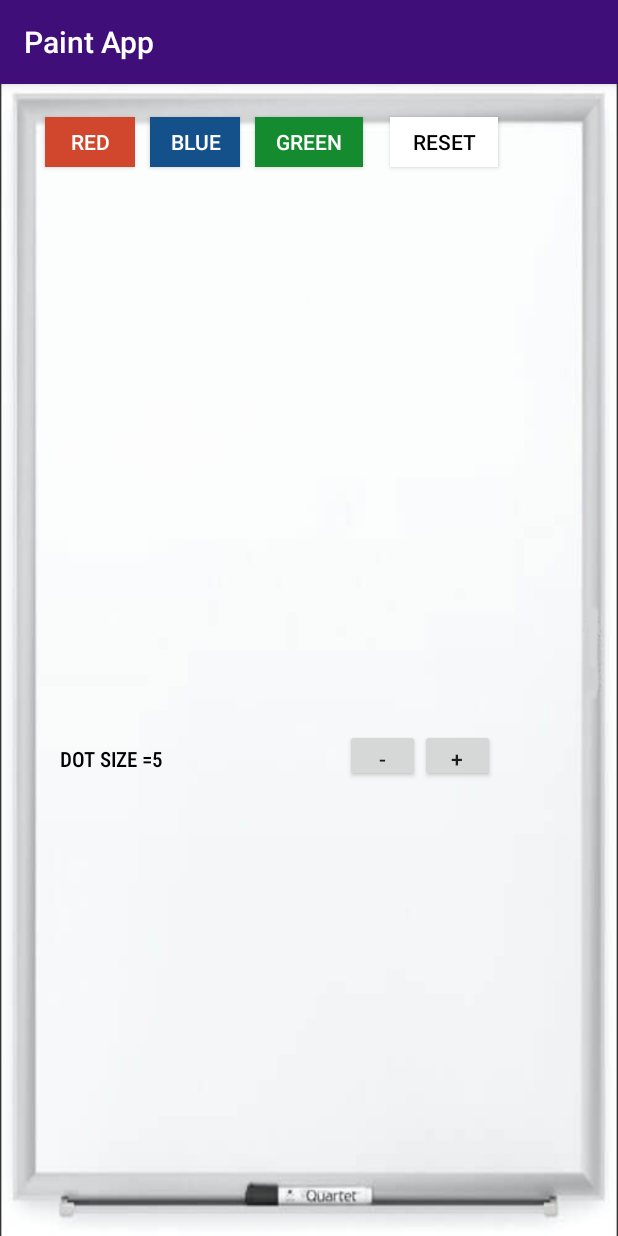
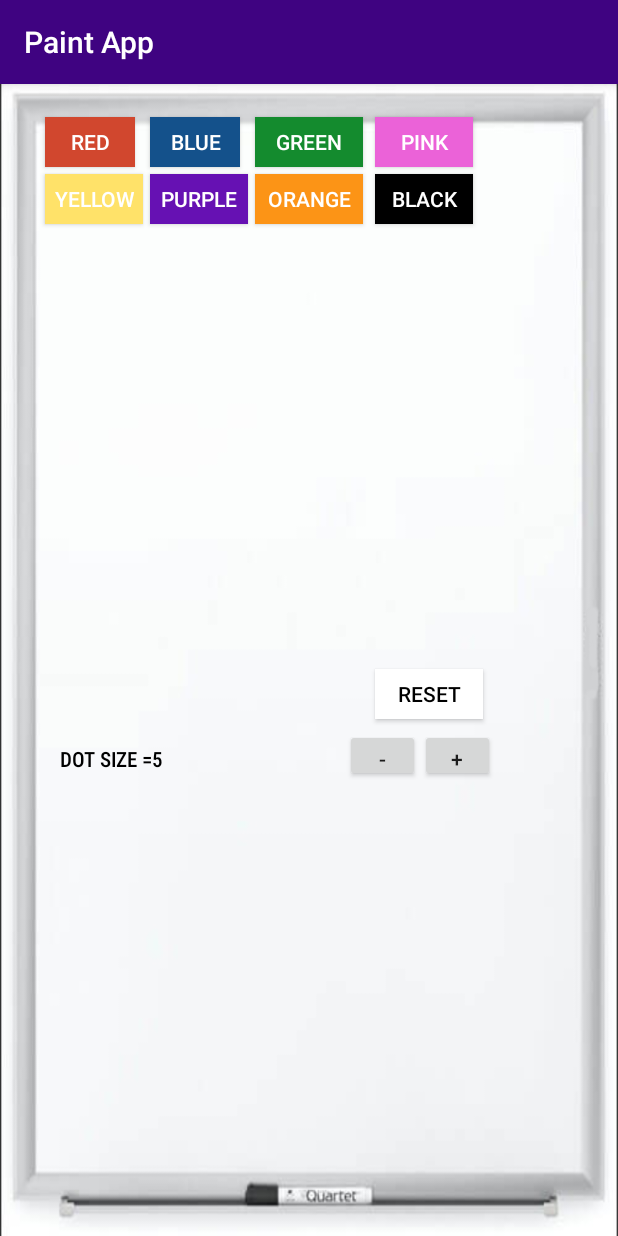
Before and after one commit to aliang30/CS441---Android-Project-2, an Android app: the screen it shows after launch (MainActivity), on a phone screen of 412 x 824 dp. Run offline under Robolectric (Android 15) with nearby library versions, the phone set to English and light mode, and no system bars.

Commit message:
Added more color buttons

```diff
--- a/app/src/main/res/layout/activity_main.xml
+++ b/app/src/main/res/layout/activity_main.xml
@@ -38,11 +38,61 @@
         android:text="GREEN" />
 
     <Button
+    android:id="@+id/orange_b"
+    android:layout_width="72dp"
+    android:layout_height="33dp"
+    android:layout_marginLeft="170dp"
+    android:layout_marginTop="60dp"
+    android:background="#FC9416"
+    android:textColor="@android:color/white"
+    android:text="ORANGE" />
+
+    <Button
+        android:id="@+id/purple_b"
+        android:layout_width="65dp"
+        android:layout_height="33dp"
+        android:layout_marginLeft="100dp"
+        android:layout_marginTop="60dp"
+        android:background="#6611B3"
+        android:textColor="@android:color/white"
+        android:text="PURPLE" />
+
+    <Button
+        android:id="@+id/yellow_b"
+        android:layout_width="65dp"
+        android:layout_height="33dp"
+        android:layout_marginLeft="30dp"
+        android:layout_marginTop="60dp"
+        android:background="#FFE269"
+        android:textColor="@android:color/white"
+        android:text="YELLOW" />
+
+    <Button
+        android:id="@+id/pink_b"
+        android:layout_width="65dp"
+        android:layout_height="33dp"
+        android:layout_marginLeft="250dp"
+        android:layout_marginTop="22dp"
+        android:background="#EB62D8"
+        android:textColor="@android:color/white"
+        android:text="PINK" />
+
+    <Button
+        android:id="@+id/black_b"
+        android:layout_width="65dp"
+        android:layout_height="33dp"
+        android:layout_marginLeft="250dp"
+        android:layout_marginTop="60dp"
+        android:background="#000000"
+        android:textColor="@android:color/white"
+        android:text="BLACK" />
+
+    <Button
         android:id="@+id/reset_b"
         android:layout_width="72dp"
         android:layout_height="33dp"
-        android:layout_marginLeft="260dp"
-        android:layout_marginTop="22dp"
+        android:layout_marginLeft="250dp"
+        android:layout_marginTop="390dp"
         android:background="#FFFFFF"
         android:textColor="#000000"
         android:text="RESET" />
--- a/app/src/main/res/values/colors.xml
+++ b/app/src/main/res/values/colors.xml
@@ -2,9 +2,9 @@
 
 <resources xmlns:android="http://schemas.android.com/apk/res/android">
     <!-- Title Bar -->
-    <color name = "colorPrimary" >#3F0E79</color>
+    <color name = "colorPrimary" >#3F0381</color>
     <!-- Status Bar -->
-    <color name = "colorPrimaryDark">#4C1788</color>
+    <color name = "colorPrimaryDark">#4C1685</color>
     <!-- Button colors. -->
     <color name = "colorAccent">#540C8D</color>
 
```
Also changed, not shown: 86 other files.
